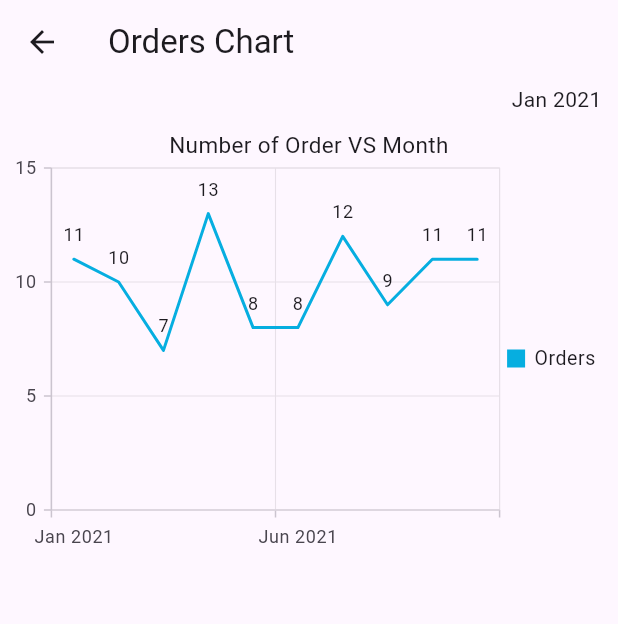
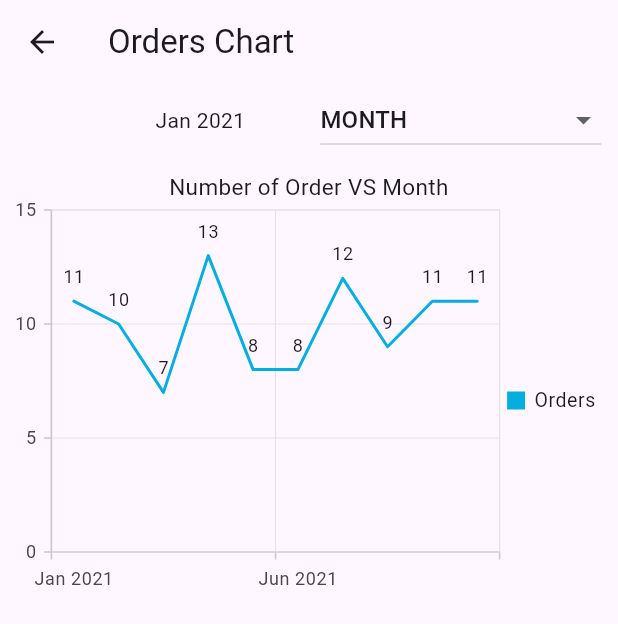
Before and after one commit to GithubUser18974/task, a Flutter app: the screen it shows after launch, after a tap on "Chart Screen", on a phone screen of 412 x 824 dp. Shown: the top 624 px of the screen. Run offline on Flutter 3.47's test engine with Material 3 defaults, Android fonts, the phone set to English and light mode, and no system bars; our stand-ins replace flutter_bloc, flutter_screenutil, get_it, responsive_framework, syncfusion_flutter_charts; missing offline and left inert: month_year_picker; statements that could not run were skipped.

Commit message:
added filter to OrderChartScreen

```diff
--- a/lib/features/orders/logic/use_case/get_filter_orders_use_case.dart
+++ b/lib/features/orders/logic/use_case/get_filter_orders_use_case.dart
@@ -14,7 +14,7 @@ class GetFilterOrdersUseCase {
   Future<List<OrderFilterResponse>> call({
     required OrderFilterRequest request,
   }) async {
-    List<OrderFilterResponse> ret = [];
+    List<OrderFilterResponse> returnedValue = [];
     final allOrders = await _orderRepo.getAllOrders();
 
     final filteredOrders = allOrders
@@ -29,15 +29,15 @@ class GetFilterOrdersUseCase {
     );
 
     groupedOrders.forEach((key, value) {
-      ret.add(OrderFilterResponse(
+      returnedValue.add(OrderFilterResponse(
         date: key,
         orders: value,
       ));
     });
 
-    ret.sort(
+    returnedValue.sort(
       (a, b) => a.date.compareTo(b.date),
     );
-    return ret;
+    return returnedValue;
   }
 }
--- a/lib/features/orders/presentation/home/widgets/home_screen_view.dart
+++ b/lib/features/orders/presentation/home/widgets/home_screen_view.dart
@@ -58,10 +58,11 @@ class HomeScreenView extends StatelessWidget {
               ),
             ],
           ),
-          SummaryPieChart(
-            summary: summary,
+          Expanded(
+            child: SummaryPieChart(
+              summary: summary,
+            ),
           ),
-          const Spacer(),
           ////////////////////////////
           ElevatedButton(
             onPressed: () {
--- a/lib/features/orders/presentation/order_chart/order_chart_screen.dart
+++ b/lib/features/orders/presentation/order_chart/order_chart_screen.dart
@@ -5,6 +5,7 @@ import 'package:month_year_picker/month_year_picker.dart';
 import 'package:syncfusion_flutter_charts/charts.dart';
 import 'package:task/features/orders/logic/entity/order_filtered.dart';
 import 'package:task/features/orders/presentation/order_chart/manager/order_chart_state.dart';
+import 'package:task/features/orders/presentation/order_chart/widgets/select_date_type_dropdown.dart';
 
 import '../../../../core/di/di.dart';
 import '../order_chart/manager/order_chart_manager.dart';
@@ -75,6 +76,12 @@ class OrderChartData extends StatelessWidget {
                   state.request.dateFormat(state.request.date),
                 ),
               ),
+              const SizedBox(
+                width: 50,
+              ),
+              SelectDateTypeDropdown(
+                selectedValue: state.request.type,
+              ),
             ],
           ),
         ),
--- /dev/null
+++ b/lib/features/orders/presentation/order_chart/widgets/select_date_type_dropdown.dart
@@ -0,0 +1,48 @@
+import 'package:flutter/material.dart';
+import 'package:flutter_bloc/flutter_bloc.dart';
+
+import '../../../logic/entity/order_filtered.dart';
+import '../manager/order_chart_manager.dart';
+
+class SelectDateTypeDropdown extends StatefulWidget {
+  final OrderFilterType? selectedValue;
+
+  const SelectDateTypeDropdown({
+    super.key,
+    this.selectedValue,
+  });
+
+  @override
+  State<SelectDateTypeDropdown> createState() => _SelectDateTypeDropdownState();
+}
+
+class _SelectDateTypeDropdownState extends State<SelectDateTypeDropdown> {
+  @override
+  Widget build(BuildContext context) {
+    return DropdownButton<OrderFilterType>(
+      hint: const Text(
+        "Select Filter Date Type",
+        textAlign: TextAlign.center,
+      ),
+      value: widget.selectedValue,
+      items: OrderFilterType.values.map((OrderFilterType value) {
+        return DropdownMenuItem<OrderFilterType>(
+          value: value,
+          child: Align(
+            alignment: Alignment.center, // Center-align each item
+            child: Text(
+              value.name.toUpperCase(),
+            ),
+          ),
+        );
+      }).toList(),
+      onChanged: (OrderFilterType? newValue) {
+        if (newValue != null) {
+          context.read<OrderChartManager>().updateType(
+                newValue,
+              );
+        }
+      },
+    );
+  }
+}
```
